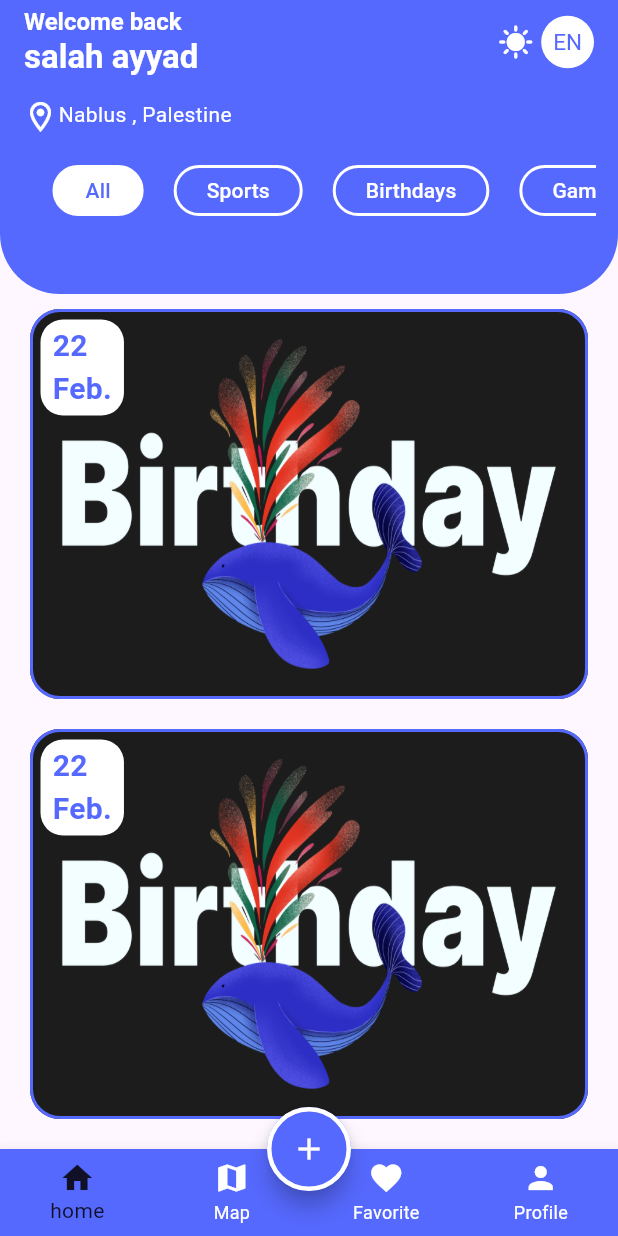
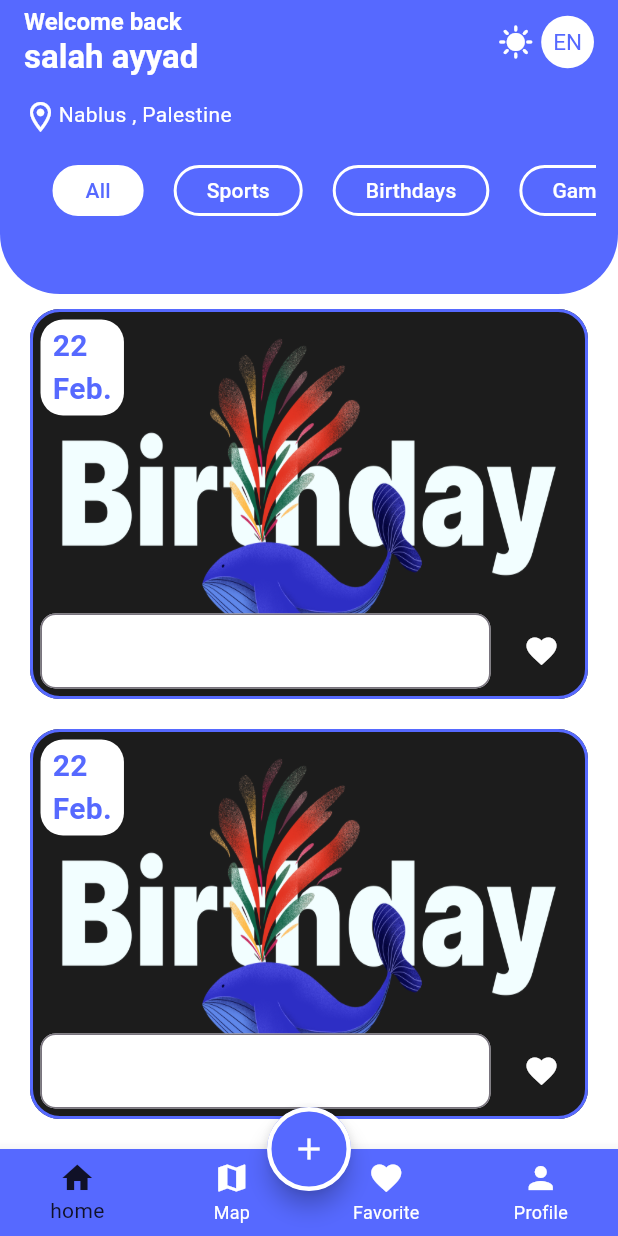
Before and after one commit to SalahAyyad/eventsapp, a Flutter app: the screen it shows after launch, on a phone screen of 412 x 824 dp. Run offline on Flutter 3.47's test engine with Material 3 defaults, Android fonts, the phone set to English and light mode, and no system bars; our stand-ins replace firebase_core; missing offline and left inert: date_picker_plus; accounts and stored records are empty; generated files the repository leaves out were written again.

Commit message:
keep trying

```diff
--- a/lib/core/utlis/app_theme.dart
+++ b/lib/core/utlis/app_theme.dart
@@ -3,6 +3,7 @@ import 'package:flutter/material.dart';
 
 class AppTheme {
   static final ThemeData lightTheme = ThemeData(
+    scaffoldBackgroundColor: AppColors.whiteColor,
       appBarTheme: AppBarTheme(
         backgroundColor: AppColors.primaryLight,
       ),
@@ -17,6 +18,7 @@ class AppTheme {
           ));
 
   static final ThemeData darkTheme = ThemeData(
+     scaffoldBackgroundColor: AppColors.greyColor,
       appBarTheme: AppBarTheme(
         backgroundColor: AppColors.primaryDark,
       ),
--- a/lib/core/widget/custom_text_field.dart
+++ b/lib/core/widget/custom_text_field.dart
@@ -16,6 +16,8 @@ class CustomTextField extends StatelessWidget {
     this.suffixIcon,
     this.obscureText = false,
     this.maxLines,
+    this.readonly,
+    required this.controller,
   });
   Color? color;
   String? hintText;
@@ -26,11 +28,15 @@ class CustomTextField extends StatelessWidget {
   Widget? suffixIcon;
   bool obscureText = false;
   int? maxLines;
+  bool? readonly ;
+  dynamic controller;
 
   @override
   Widget build(BuildContext context) {
     return TextFormField(
+      controller: controller,
       obscureText: obscureText,
+      readOnly: readonly?? false,
       decoration: InputDecoration(
         border: OutlineInputBorder(
           borderRadius: BorderRadius.circular(10),
@@ -48,6 +54,7 @@ class CustomTextField extends StatelessWidget {
         hintStyle: hintStyle,
         labelText: labelText,
         labelStyle: labelStyle,
+
       ),
       maxLines: maxLines,
     );
--- a/lib/core/widget/event_item_widget.dart
+++ b/lib/core/widget/event_item_widget.dart
@@ -1,4 +1,5 @@
 import 'package:ecom/core/utlis/app_colors.dart';
+import 'package:ecom/core/widget/custom_text_field.dart';
 import 'package:flutter/material.dart';
 
 class EventItemWidget extends StatelessWidget {
@@ -19,6 +20,9 @@ class EventItemWidget extends StatelessWidget {
       child: Column(
         crossAxisAlignment: CrossAxisAlignment.start,
         children: [
+          Column(
+            crossAxisAlignment: CrossAxisAlignment.start,
+            children: [
               Container(
                 padding: EdgeInsets.symmetric(horizontal: 8, vertical: 3),
                 decoration: BoxDecoration(
@@ -27,11 +31,49 @@ class EventItemWidget extends StatelessWidget {
                 child: Column(
                     crossAxisAlignment: CrossAxisAlignment.start,
                     children: [
-                    Text('22',style: TextStyle(color: AppColors.primaryLight,fontSize: 20,fontWeight: FontWeight.bold),),
-                    Text('Feb.',style: TextStyle(color: AppColors.primaryLight,fontSize: 20,fontWeight: FontWeight.bold),)
-
+                      Text(
+                        '22',
+                        style: TextStyle(
+                            color: AppColors.primaryLight,
+                            fontSize: 20,
+                            fontWeight: FontWeight.bold),
+                      ),
+                      Text(
+                        'Feb.',
+                        style: TextStyle(
+                            color: AppColors.primaryLight,
+                            fontSize: 20,
+                            fontWeight: FontWeight.bold),
+                      )
                     ]),
               )
+            ],
+          ),
+          Spacer(),
+          Row(children: [
+            Container(
+
+              width: 300,
+              height: 50,
+              decoration: BoxDecoration(
+               color: AppColors.whiteColor,
+                borderRadius: BorderRadius.circular(10),
+
+              ),
+                child: CustomTextField(
+                  controller: null,
+                  readonly: true,
+
+              maxLines: 1,
+              color: AppColors.whiteColor,
+            )),Spacer(),
+            IconButton(
+                onPressed: () {},
+                icon: Icon(
+                  Icons.favorite,
+                  color: AppColors.whiteColor,
+                ))
+          ])
         ],
       ),
     );
--- a/lib/features/home/tabs/favorite_tab.dart
+++ b/lib/features/home/tabs/favorite_tab.dart
@@ -16,6 +16,7 @@ class FavoriteTab extends StatelessWidget {
         child: Column(
           children: [
             CustomTextField(
+              controller: null,
               color: AppColors.primaryLight,
               hintText: AppLocalizations.of(context)!.search,
               hintStyle: TextStyle(
--- a/lib/features/home/tabs/home_tab.dart
+++ b/lib/features/home/tabs/home_tab.dart
@@ -26,7 +26,8 @@ class _HomeTabState extends State<HomeTab> {
     ];
     return Scaffold(
       appBar: AppBar(
-        backgroundColor: AppColors.primaryLight,
+
+        backgroundColor:Theme.of(context).appBarTheme.backgroundColor,
         title: Row(
           children: [
             Column(
@@ -82,7 +83,7 @@ class _HomeTabState extends State<HomeTab> {
           ),
           height: 140,
           decoration: BoxDecoration(
-              color: AppColors.primaryLight,
+              color: Theme.of(context).appBarTheme.backgroundColor,
               borderRadius: BorderRadius.only(
                 bottomLeft: Radius.circular(40),
                 bottomRight: Radius.circular(40),
--- a/lib/features/profile/profile_page.dart
+++ b/lib/features/profile/profile_page.dart
@@ -20,6 +20,7 @@ class ProfilePage extends StatelessWidget {
           children: [
             Text(AppLocalizations.of(context)!.lg),
             DropdownButton(
+
               value: languageprovider.appLanguage,
               isExpanded: true,
               items: [
--- a/pubspec.yaml
+++ b/pubspec.yaml
@@ -7,6 +7,8 @@ environment:
   sdk: ^3.6.1
 
 dependencies:
+  date_picker_plus: ^4.2.0
+  firebase_core: ^3.12.1
   flutter:
     sdk: flutter
   flutter_localizations:
```
Also changed, not shown: lib/features/addevent/add_event.dart (+30 -2 lines), lib/features/home/tabs/profile_tab.dart (+7 -2 lines), lib/main.dart (+13 -1 lines), lib/firebase_options.dart (added), pubspec.lock, 3 other files. Lines whose indentation alone changed are shown as unchanged.
